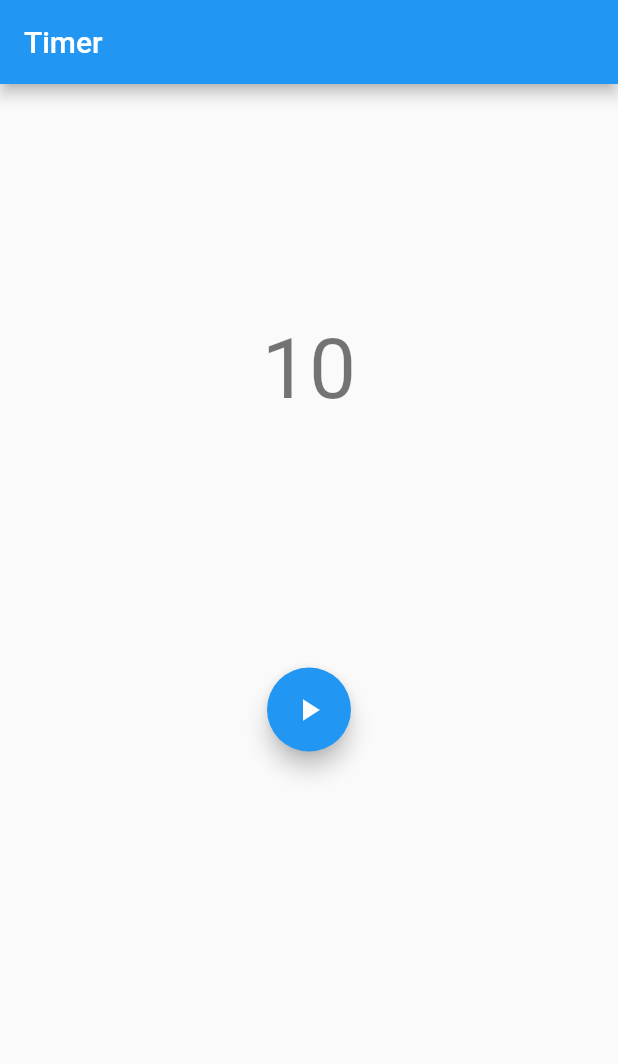
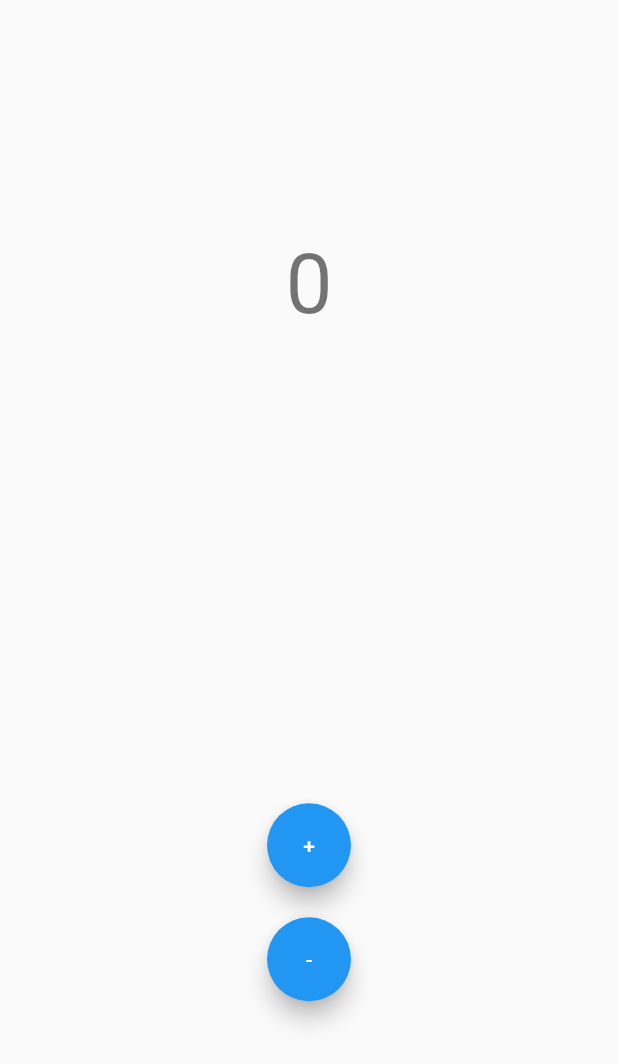
Before and after one commit to demirdev/riverpod_examples, a Flutter app: the screen it shows after launch, on a phone screen of 412 x 824 dp. Shown: the top 1064 px of the screen. Run offline on Flutter 3.47's test engine with Material 2 defaults, Android fonts, the phone set to English and light mode, and no system bars; our stand-ins replace flutter_riverpod, isar, riverpod; accounts and stored records are empty; generated files the repository leaves out were written again.

Commit message:
add counter example

```diff
--- /dev/null
+++ b/lib/counter/counter_home_screen.dart
@@ -0,0 +1,16 @@
+import 'package:flutter/material.dart';
+
+import 'view/counter_page.dart';
+
+class CounterHomeScreen extends StatelessWidget {
+  const CounterHomeScreen({Key? key}) : super(key: key);
+
+  @override
+  Widget build(BuildContext context) {
+    return Scaffold(
+      body: SafeArea(
+        child: CounterPage(),
+      ),
+    );
+  }
+}
--- /dev/null
+++ b/lib/counter/provider/counter_provider.dart
@@ -0,0 +1,10 @@
+import 'package:riverpod/riverpod.dart';
+
+final counterProvider = StateNotifierProvider((ref) => CounterStateNotifier());
+
+class CounterStateNotifier extends StateNotifier<int> {
+  CounterStateNotifier([int? state]) : super(state ?? 0);
+
+  void increment() => state += 1;
+  void decrement() => state -= 1;
+}
--- /dev/null
+++ b/lib/counter/view/counter_actions.dart
@@ -0,0 +1,35 @@
+import 'package:flutter/material.dart';
+import 'package:flutter_riverpod/flutter_riverpod.dart';
+
+import '../provider/counter_provider.dart';
+
+class CounterActions extends ConsumerWidget {
+  const CounterActions({
+    Key? key,
+  }) : super(key: key);
+
+  @override
+  Widget build(BuildContext context, WidgetRef ref) {
+    final counterStateNotifier = ref.read(counterProvider.notifier);
+
+    return Center(
+      child: Wrap(
+        alignment: WrapAlignment.center,
+        direction: Axis.vertical,
+        children: [
+          FloatingActionButton(
+            onPressed: () {
+              return counterStateNotifier.increment();
+            },
+            child: Text("+"),
+          ),
+          SizedBox(height: 20),
+          FloatingActionButton(
+            onPressed: () => counterStateNotifier.decrement(),
+            child: Text("-"),
+          ),
+        ],
+      ),
+    );
+  }
+}
--- /dev/null
+++ b/lib/counter/view/counter_page.dart
@@ -0,0 +1,14 @@
+import 'package:flutter/material.dart';
+
+import 'counter_view.dart';
+
+class CounterPage extends StatelessWidget {
+  const CounterPage({
+    Key? key,
+  }) : super(key: key);
+
+  @override
+  Widget build(BuildContext context) {
+    return CounterView();
+  }
+}
--- /dev/null
+++ b/lib/counter/view/counter_view.dart
@@ -0,0 +1,27 @@
+import 'package:flutter/material.dart';
+import 'package:flutter_riverpod/flutter_riverpod.dart';
+
+import '../provider/counter_provider.dart';
+import 'counter_actions.dart';
+
+class CounterView extends ConsumerWidget {
+  const CounterView({
+    Key? key,
+  }) : super(key: key);
+
+  @override
+  Widget build(BuildContext context, WidgetRef ref) {
+    final state = ref.watch(counterProvider);
+
+    return Column(
+      mainAxisAlignment: MainAxisAlignment.spaceAround,
+      children: [
+        Text(
+          '$state',
+          style: Theme.of(context).textTheme.headline2,
+        ),
+        CounterActions()
+      ],
+    );
+  }
+}
--- a/lib/main.dart
+++ b/lib/main.dart
@@ -1,5 +1,6 @@
 import 'package:flutter/material.dart';
 import 'package:flutter_riverpod/flutter_riverpod.dart';
+import 'package:riverpod_example_1/counter/counter_home_screen.dart';
 import 'package:riverpod_example_1/events/events_home_screen.dart';
 import 'package:riverpod_example_1/store/store_home_screen.dart';
 import 'package:riverpod_example_1/timer/timer_home_screen.dart';
@@ -21,7 +22,10 @@ void main() {
     // home: TodoHomeScreen(),
 
     /// StateNotifierProvider
-    home: TimerHomeScreen(),
+    // home: TimerHomeScreen(),
+
+    /// StateNotifierProvider
+    home: CounterHomeScreen(),
 
     ///
   )));
```
